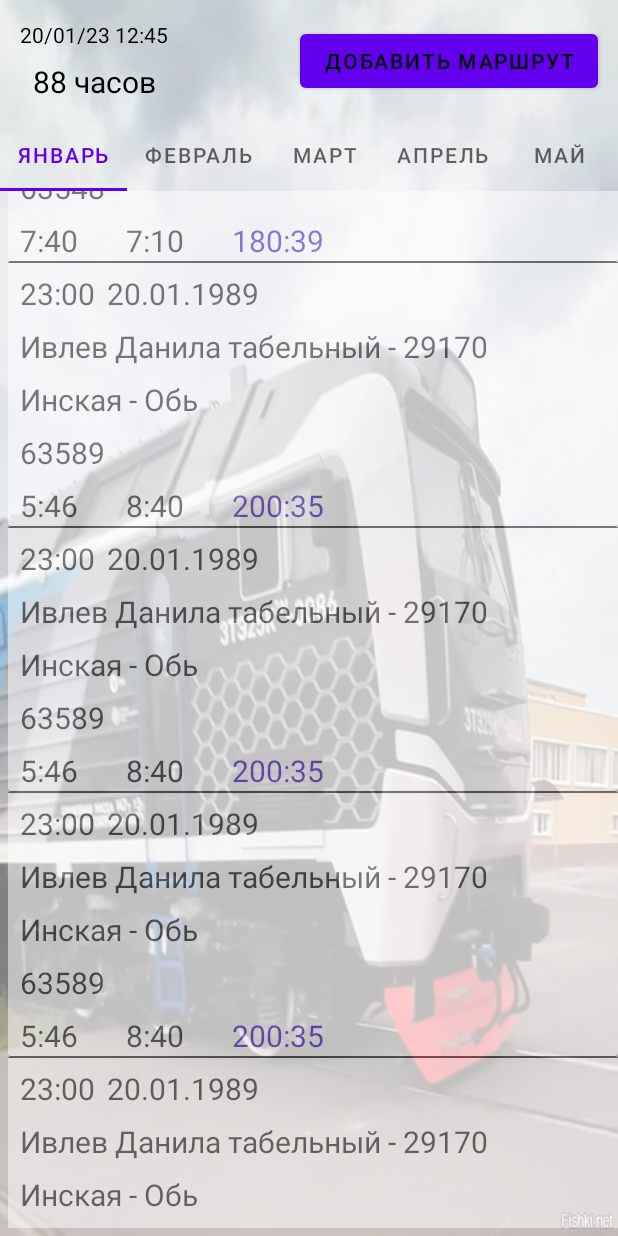
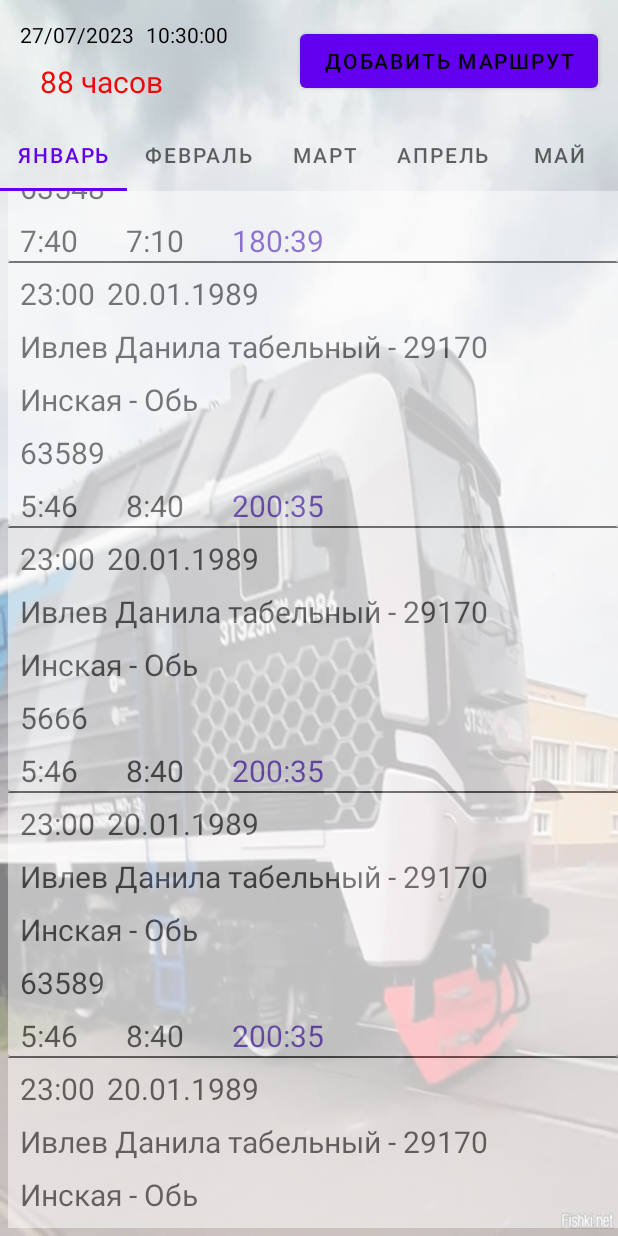
Before and after one commit to AlekseyUsk/Driver_route, an Android app: the screen it shows after launch (MainActivity), scrolled down 483 dp, on a phone screen of 412 x 824 dp. Run offline under Robolectric (Android 15) with nearby library versions, the phone set to English and light mode, and no system bars.

Commit message:
реализовал послле ввода данных за поездку переход на другой экран но появляется непонятная ерунда с отображением моих данных

```diff
--- a/app/build.gradle
+++ b/app/build.gradle
@@ -1,6 +1,9 @@
 plugins {
     id 'com.android.application'
     id 'org.jetbrains.kotlin.android'
+
+    //Safe Args
+    id 'androidx.navigation.safeargs' version '2.4.2' apply false
 }
 
 android {
@@ -33,6 +36,8 @@ android {
     buildFeatures {
         viewBinding = true
     }
+    // Safe Args
+    apply plugin: 'androidx.navigation.safeargs'
 }
 
 dependencies {
--- a/app/src/main/AndroidManifest.xml
+++ b/app/src/main/AndroidManifest.xml
@@ -13,7 +13,7 @@
         android:theme="@style/Theme.DriversRoute"
         tools:targetApi="31">
         <activity
-            android:name=".MainActivity"
+            android:name=".ui.MainActivity"
             android:exported="true">
             <intent-filter>
                 <action android:name="android.intent.action.MAIN" />
--- a/app/src/main/java/com/bignerdranch/android/driversroute/MainViewModel.kt
+++ b/app/src/main/java/com/bignerdranch/android/driversroute/MainViewModel.kt
@@ -2,10 +2,10 @@ package com.bignerdranch.android.driversroute
 
 import androidx.lifecycle.MutableLiveData
 import androidx.lifecycle.ViewModel
+import com.bignerdranch.android.driversroute.model.TripModel
 
-class MainViewModel : ViewModel() {
+class MainViewModel() : ViewModel() {
 
-    val liveDataCurrent = MutableLiveData<String>() // основное окошко
-    val liveDataList = MutableLiveData<String>()    // список поездок
+    val myLiveData = MutableLiveData<TripModel>()
 
 }
--- /dev/null
+++ b/app/src/main/java/com/bignerdranch/android/driversroute/fragment/DetermineTheMonth.kt
@@ -0,0 +1,5 @@
+package com.bignerdranch.android.driversroute.fragment
+
+abstract class DetermineTheMonth {
+
+}
--- a/app/src/main/java/com/bignerdranch/android/driversroute/fragment/JanuaryFragment.kt
+++ b/app/src/main/java/com/bignerdranch/android/driversroute/fragment/JanuaryFragment.kt
@@ -5,8 +5,11 @@ import androidx.fragment.app.Fragment
 import android.view.LayoutInflater
 import android.view.View
 import android.view.ViewGroup
+import androidx.fragment.app.activityViewModels
+import androidx.lifecycle.ViewModelProvider
 import androidx.recyclerview.widget.LinearLayoutManager
 import com.bignerdranch.android.driversroute.AdapterRV
+import com.bignerdranch.android.driversroute.MainViewModel
 import com.bignerdranch.android.driversroute.R
 import com.bignerdranch.android.driversroute.databinding.FragmentJanuaryBinding
 import com.bignerdranch.android.driversroute.model.TripModel
@@ -15,6 +18,7 @@ import com.bignerdranch.android.driversroute.model.TripModel
 class JanuaryFragment : Fragment() {
 
     private lateinit var binding: FragmentJanuaryBinding
+    private val viewModel: MainViewModel by activityViewModels()
     private lateinit var adapter: AdapterRV
 
     override fun onCreateView(
@@ -30,6 +34,7 @@ class JanuaryFragment : Fragment() {
         super.onViewCreated(view, savedInstanceState)
 
         initRcView()
+
     }
 
     private fun initRcView() = with(binding) {
@@ -42,7 +47,7 @@ class JanuaryFragment : Fragment() {
                 "23:00",
                 "Ивлев Данила табельный - 29170",
                 "Инская - Московка",
-                63546,
+                "63546",
                 "7:40",
                 "8:40",
                 "156:35"
@@ -51,7 +56,7 @@ class JanuaryFragment : Fragment() {
                 "22:00",
                 "Ивлев Данила табельный - 29170",
                 "Инская - Черепаново",
-                63567,
+                "63567",
                 "9:30",
                 "11:40",
                 "167:35"
@@ -60,7 +65,7 @@ class JanuaryFragment : Fragment() {
                 "23:00",
                 "Ивлев Данила табельный - 29170",
                 "Инская - Тайга",
-                63548,
+                "63548",
                 "7:40",
                 "7:10",
                 "180:39"
@@ -69,7 +74,7 @@ class JanuaryFragment : Fragment() {
                 "23:00",
                 "Ивлев Данила табельный - 29170",
                 "Инская - Обь",
-                63589,
+                "63589",
                 "5:46",
                 "8:40",
                 "200:35"
@@ -78,7 +83,7 @@ class JanuaryFragment : Fragment() {
                 "23:00",
                 "Ивлев Данила табельный - 29170",
                 "Инская - Обь",
-                63589,
+                "5666",
                 "5:46",
                 "8:40",
                 "200:35"
@@ -87,7 +92,7 @@ class JanuaryFragment : Fragment() {
                 "23:00",
                 "Ивлев Данила табельный - 29170",
                 "Инская - Обь",
-                63589,
+                "63589",
                 "5:46",
                 "8:40",
                 "200:35"
@@ -96,7 +101,7 @@ class JanuaryFragment : Fragment() {
                 "23:00",
                 "Ивлев Данила табельный - 29170",
                 "Инская - Обь",
-                63589,
+                "63589",
                 "5:46",
                 "8:40",
                 "200:35"
@@ -105,7 +110,7 @@ class JanuaryFragment : Fragment() {
                 "23:00",
                 "Ивлев Данила табельный - 29170",
                 "Инская - Обь",
-                63589,
+                "63589",
                 "5:46",
                 "8:40",
                 "200:35"
@@ -114,7 +119,7 @@ class JanuaryFragment : Fragment() {
                 "23:00",
                 "Ивлев Данила табельный - 29170",
                 "Инская - Обь",
-                63589,
+                "63589",
                 "5:46",
                 "8:40",
                 "200:35"
@@ -123,7 +128,7 @@ class JanuaryFragment : Fragment() {
                 "23:00",
                 "Ивлев Данила табельный - 29170",
                 "Инская - Обь",
-                63589,
+                "63589",
                 "5:46",
                 "8:40",
                 "200:35"
@@ -132,7 +137,7 @@ class JanuaryFragment : Fragment() {
                 "23:00",
                 "Ивлев Данила табельный - 29170",
                 "Инская - Обь",
-                63589,
+                "63589",
                 "5:46",
                 "8:40",
                 "200:35"
@@ -141,7 +146,7 @@ class JanuaryFragment : Fragment() {
                 "23:00",
                 "Ивлев Данила табельный - 29170",
                 "Инская - Обь",
-                63589,
+                "63589",
                 "5:46",
                 "8:40",
                 "200:35"
@@ -150,7 +155,7 @@ class JanuaryFragment : Fragment() {
                 "23:00",
                 "Ивлев Данила табельный - 29170",
                 "Инская - Обь",
-                63589,
+                "63589",
                 "5:46",
                 "8:40",
                 "200:35"
@@ -159,7 +164,7 @@ class JanuaryFragment : Fragment() {
                 "23:00",
                 "Ивлев Данила табельный - 29170",
                 "Инская - Обь",
-                63589,
+                "63589",
                 "5:46",
                 "8:40",
                 "200:35"
@@ -168,7 +173,7 @@ class JanuaryFragment : Fragment() {
                 "23:00",
                 "Ивлев Данила табельный - 29170",
                 "Инская - Обь",
-                63589,
+                "63589",
                 "5:46",
                 "8:40",
                 "200:35"
@@ -177,7 +182,7 @@ class JanuaryFragment : Fragment() {
                 "23:00",
                 "Ивлев Данила табельный - 29170",
                 "Инская - Обь",
-                63589,
+                "63589",
                 "5:46",
                 "8:40",
                 "200:35"
@@ -186,7 +191,7 @@ class JanuaryFragment : Fragment() {
                 "23:00",
                 "Ивлев Данила табельный - 29170",
                 "Инская - Обь",
-                63589,
+                "63589",
                 "5:46",
                 "8:40",
                 "200:35"
@@ -195,7 +200,7 @@ class JanuaryFragment : Fragment() {
                 "23:00",
                 "Ивлев Данила табельный - 29170",
                 "Инская - Обь",
-                63589,
+                "63589",
                 "5:46",
                 "8:40",
                 "200:35"
@@ -204,7 +209,7 @@ class JanuaryFragment : Fragment() {
                 "23:00",
                 "Ивлев Данила табельный - 29170",
                 "Инская - Обь",
-                63589,
+                "63589",
                 "5:46",
                 "8:40",
                 "200:35"
@@ -213,7 +218,7 @@ class JanuaryFragment : Fragment() {
                 "23:00",
                 "Ивлев Данила табельный - 29170",
                 "Инская - Обь",
-                63589,
+                "63589",
                 "5:46",
                 "8:40",
                 "200:35"
--- a/app/src/main/java/com/bignerdranch/android/driversroute/model/TripModel.kt
+++ b/app/src/main/java/com/bignerdranch/android/driversroute/model/TripModel.kt
@@ -5,8 +5,8 @@ data class TripModel(
     val time: String,
     val assistant: String,
     val route: String,
-    val em: Int,
+    val em: String,
     val endOfWork: String,
     val working: String,
-    val final: String
+    val final_hours: String
 )
--- a/app/src/main/java/com/bignerdranch/android/driversroute/rv/AdapterRV.kt
+++ b/app/src/main/java/com/bignerdranch/android/driversroute/rv/AdapterRV.kt
@@ -13,17 +13,17 @@ class AdapterRV : ListAdapter<TripModel, AdapterRV.Holder>(Comparator()) {
 
     class Holder(view: View) : RecyclerView.ViewHolder(view) {
 
-        val binding = ItemCardTripBinding.bind(view)
+        private val binding = ItemCardTripBinding.bind(view)
 
         fun bind(item: TripModel) = with(binding) {
             turnoutItem.text = item.time
             dateItem.text = item.date
             assistantItem.text = item.assistant
             routeItem.text = item.route
-            emItem.text = item.em.toString()
+            emItem.text = item.em
             endOfWorkItem.text = item.endOfWork
             workingHoursPerTripItem.text = item.working
-            finalHoursItem.text = item.final
+            finalHoursItem.text = item.final_hours
         }
     }
 
--- a/app/src/main/java/com/bignerdranch/android/driversroute/MainActivity.kt
+++ b/app/src/main/java/com/bignerdranch/android/driversroute/ui/MainActivity.kt
@@ -1,7 +1,8 @@
-package com.bignerdranch.android.driversroute
+package com.bignerdranch.android.driversroute.ui
 
 import androidx.appcompat.app.AppCompatActivity
 import android.os.Bundle
+import com.bignerdranch.android.driversroute.R
 
 class MainActivity : AppCompatActivity() {
     override fun onCreate(savedInstanceState: Bundle?) {
--- a/app/src/main/java/com/bignerdranch/android/driversroute/ui/MainFragment.kt
+++ b/app/src/main/java/com/bignerdranch/android/driversroute/ui/MainFragment.kt
@@ -12,6 +12,8 @@ import com.bignerdranch.android.driversroute.databinding.FragmentMainBinding
 import com.bignerdranch.android.driversroute.fragment.*
 import com.bignerdranch.android.driversroute.viewpager2.ViewPagerAdapter
 import com.google.android.material.tabs.TabLayoutMediator
+import java.text.SimpleDateFormat
+import java.util.*
 
 
 class MainFragment : Fragment() {
@@ -47,6 +49,9 @@ class MainFragment : Fragment() {
 
         onClick()
         init()
+
+        binding.currentData.text = SimpleDateFormat("dd/MM/yyyy", Locale.getDefault()).format(Date())
+        binding.currentTime.text = SimpleDateFormat("HH:mm:ss", Locale.getDefault()).format(Date())
     }
 
     private fun init() = with(binding) {
--- a/app/src/main/res/layout/activity_main.xml
+++ b/app/src/main/res/layout/activity_main.xml
@@ -8,6 +8,6 @@
     android:name="androidx.navigation.fragment.NavHostFragment"
     app:navGraph="@navigation/navigation_graph"
     app:defaultNavHost="true"
-    tools:context=".MainActivity">
+    tools:context=".ui.MainActivity">
 
 </androidx.fragment.app.FragmentContainerView>
--- a/app/src/main/res/layout/fragment_data_entry.xml
+++ b/app/src/main/res/layout/fragment_data_entry.xml
@@ -47,11 +47,11 @@
                 android:textColorHint="@color/black"
                 android:textSize="20sp"
                 app:layout_constraintEnd_toEndOf="parent"
-                app:layout_constraintStart_toEndOf="@+id/working_hours_per_trip"
-                app:layout_constraintTop_toTopOf="@+id/working_hours_per_trip" />
+                app:layout_constraintStart_toEndOf="@+id/working"
+                app:layout_constraintTop_toTopOf="@+id/working" />
 
             <TextView
-                android:id="@+id/working_hours_per_trip"
+                android:id="@+id/working"
                 android:layout_width="wrap_content"
                 android:layout_height="wrap_content"
                 android:layout_marginTop="8dp"
--- a/app/src/main/res/layout/fragment_main.xml
+++ b/app/src/main/res/layout/fragment_main.xml
@@ -41,18 +41,32 @@
             android:backgroundTint="@color/card_color">
 
             <TextView
+                android:id="@+id/current_time"
+                android:layout_width="wrap_content"
+                android:layout_height="wrap_content"
+                android:layout_marginStart="8dp"
+                android:layout_marginTop="8dp"
+                android:text="12:45"
+                android:textColor="@color/black"
+                app:layout_constraintStart_toEndOf="@+id/current_data"
+                app:layout_constraintTop_toTopOf="parent" />
+
+            <TextView
                 android:id="@+id/hours_worked"
                 android:layout_width="wrap_content"
                 android:layout_height="wrap_content"
+                android:layout_marginStart="50dp"
                 android:layout_marginTop="8dp"
                 android:layout_marginBottom="8dp"
                 android:text="88 часов"
-                android:textColor="@color/black"
+                android:textColor="#EF0909"
                 android:textSize="20sp"
                 app:layout_constraintBottom_toBottomOf="parent"
                 app:layout_constraintEnd_toEndOf="@+id/current_data"
+                app:layout_constraintHorizontal_bias="0.666"
                 app:layout_constraintStart_toStartOf="@+id/current_data"
-                app:layout_constraintTop_toBottomOf="@+id/current_data" />
+                app:layout_constraintTop_toBottomOf="@+id/current_time"
+                app:layout_constraintVertical_bias="0.0" />
 
             <TextView
                 android:id="@+id/current_data"
@@ -60,7 +74,7 @@
                 android:layout_height="wrap_content"
                 android:layout_marginStart="8dp"
                 android:layout_marginTop="8dp"
-                android:text="20/01/23 12:45"
+                android:text="20/01/23"
                 android:textColor="@color/black"
                 app:layout_constraintStart_toStartOf="parent"
                 app:layout_constraintTop_toTopOf="parent" />
--- a/app/src/main/res/navigation/navigation_graph.xml
+++ b/app/src/main/res/navigation/navigation_graph.xml
@@ -18,5 +18,16 @@
         android:id="@+id/dataEntryFragment"
         android:name="com.bignerdranch.android.driversroute.DataEntryFragment"
         android:label="fragment_data_entry"
-        tools:layout="@layout/fragment_data_entry" />
+        tools:layout="@layout/fragment_data_entry" >
+        <action
+            android:id="@+id/action_dataEntryFragment_to_februaryFragment"
+            app:destination="@id/februaryFragment" />
+    </fragment>
+    <fragment
+        android:id="@+id/februaryFragment"
+        android:name="com.bignerdranch.android.driversroute.fragment.FebruaryFragment"
+        android:label="FebruaryFragment" >
+        <argument
+            android:name="updateData" />
+    </fragment>
 </navigation>
```
Also changed, not shown: app/src/main/java/com/bignerdranch/android/driversroute/DataEntryFragment.kt (+43 -3 lines), app/src/main/java/com/bignerdranch/android/driversroute/fragment/DecemberFragment.kt (+10 -0 lines), app/src/main/java/com/bignerdranch/android/driversroute/fragment/FebruaryFragment.kt (+57 -2 lines), app/src/main/res/layout/fragment_determine_the_month.xml (added, +14 -0 lines), app/src/main/res/layout/fragment_february.xml (added, +12 -0 lines).
